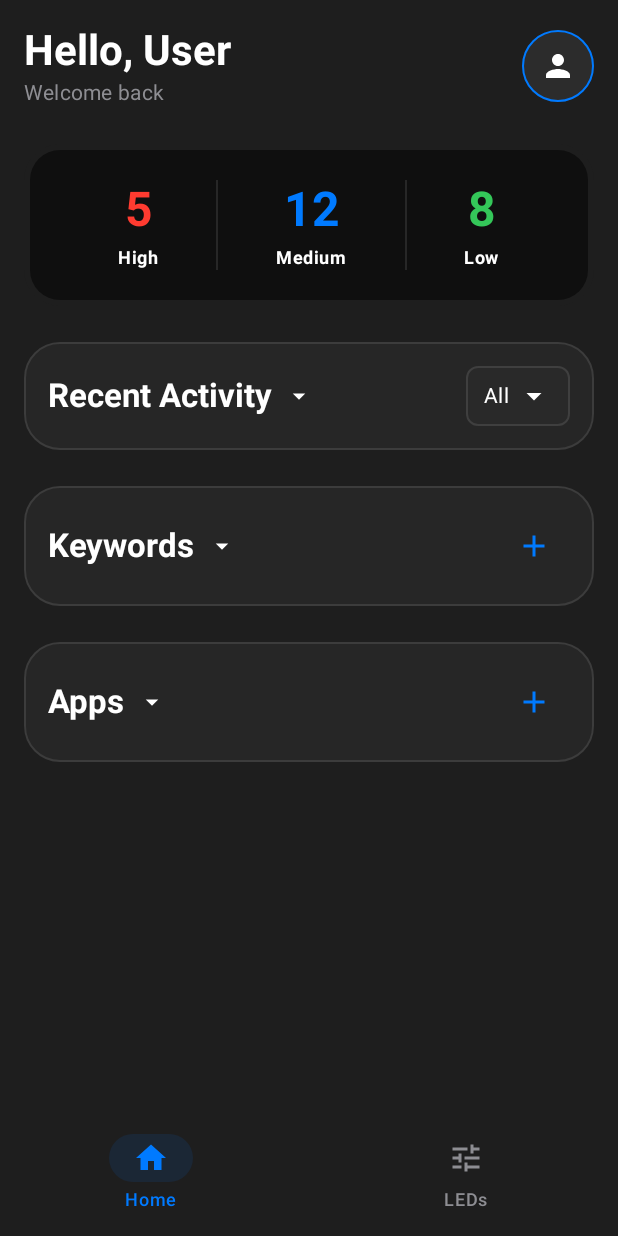
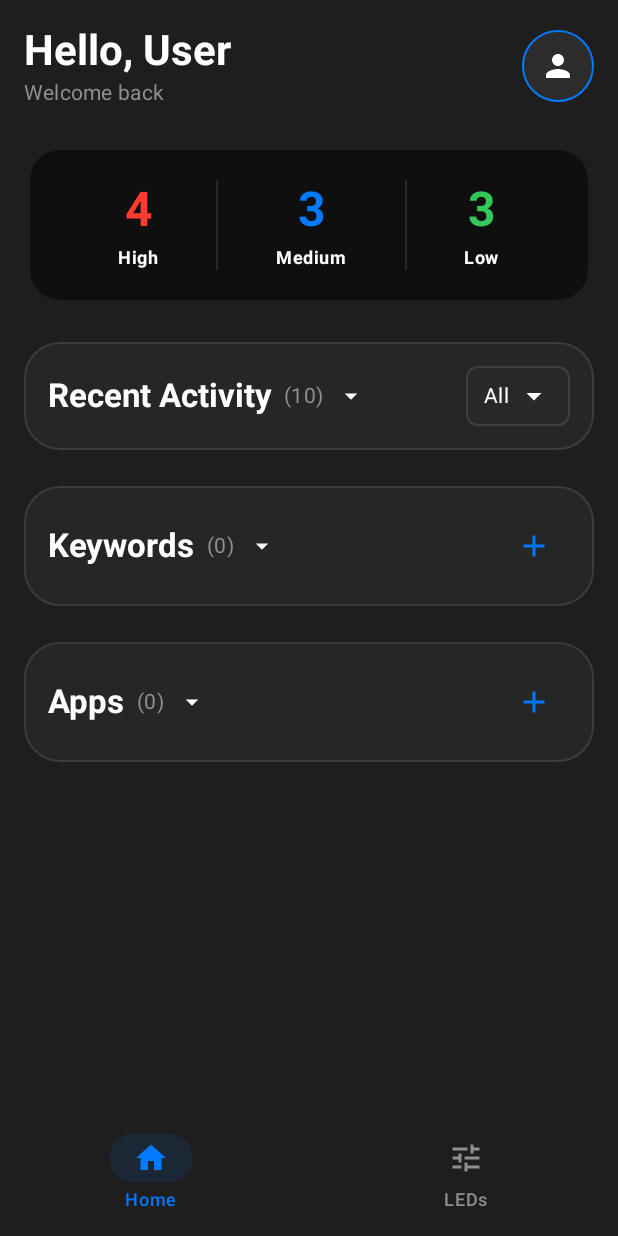
Before and after one commit to ashtonalex/glyph-glance, an Android app built with Jetpack Compose: the screen it shows after launch (MainActivity), on a phone screen of 412 x 824 dp. Run offline under Robolectric (Android 15) with nearby library versions, the phone set to English and light mode, and no system bars; our stand-ins replace Room's generated code; libraries missing offline, so code that uses them is left out: com.cactus; 3 statements that could not run were skipped.

Commit message:
feat: Update MainActivity to set a black status bar; modify SummarySection to accept notifications and display counts by priority in DashboardScreen.

```diff
--- a/composeApp/src/androidMain/kotlin/com/example/glyph_glance/MainActivity.kt
+++ b/composeApp/src/androidMain/kotlin/com/example/glyph_glance/MainActivity.kt
@@ -6,11 +6,16 @@ import androidx.activity.compose.setContent
 import androidx.activity.enableEdgeToEdge
 import androidx.compose.runtime.Composable
 import androidx.compose.ui.tooling.preview.Preview
+import androidx.core.view.WindowCompat
 
 class MainActivity : ComponentActivity() {
     override fun onCreate(savedInstanceState: Bundle?) {
         enableEdgeToEdge()
         super.onCreate(savedInstanceState)
+
+        // Make status bar black
+        WindowCompat.setDecorFitsSystemWindows(window, false)
+        window.statusBarColor = android.graphics.Color.BLACK
 
         // Initialize Cactus SDK
         com.cactus.CactusContextInitializer.initialize(this)
--- a/composeApp/src/commonMain/kotlin/com/example/glyph_glance/DashboardScreen.kt
+++ b/composeApp/src/commonMain/kotlin/com/example/glyph_glance/DashboardScreen.kt
@@ -131,7 +131,7 @@ fun DashboardScreen() {
 
         // Summary Cards
         item {
-            SummarySection()
+            SummarySection(notifications = allNotifications)
             Spacer(modifier = Modifier.height(24.dp))
         }
 
@@ -156,6 +156,12 @@ fun DashboardScreen() {
                                 style = MaterialTheme.typography.titleLarge,
                                 color = TextWhite,
                                 fontWeight = FontWeight.Bold
+                            )
+                            Spacer(modifier = Modifier.width(8.dp))
+                            Text(
+                                text = "(${filteredNotifications.size})",
+                                style = MaterialTheme.typography.bodyMedium,
+                                color = TextGrey
                             )
                             Spacer(modifier = Modifier.width(8.dp))
                             val rotationAngle by animateFloatAsState(
@@ -486,8 +492,13 @@ fun EditProfileDialog(
 }
 
 @Composable
-fun SummarySection() {
+fun SummarySection(notifications: List<ActivityNotification>) {
     val themeColors = LocalThemeColors.current
+
+    // Calculate counts by priority
+    val highCount = notifications.count { it.priority == NotificationPriority.HIGH }
+    val mediumCount = notifications.count { it.priority == NotificationPriority.MEDIUM }
+    val lowCount = notifications.count { it.priority == NotificationPriority.LOW }
 
     // Outer box with solid black background
     Box(
@@ -514,7 +525,7 @@ fun SummarySection() {
             ) {
                 // High Priority
                 PriorityCountItem(
-                    count = "5",
+                    count = highCount.toString(),
                     label = "High",
                     color = themeColors.highPriority
                 )
@@ -529,7 +540,7 @@ fun SummarySection() {
 
                 // Medium Priority
                 PriorityCountItem(
-                    count = "12",
+                    count = mediumCount.toString(),
                     label = "Medium",
                     color = themeColors.mediumPriority
                 )
@@ -544,7 +555,7 @@ fun SummarySection() {
 
                 // Low Priority
                 PriorityCountItem(
-                    count = "8",
+                    count = lowCount.toString(),
                     label = "Low",
                     color = themeColors.lowPriority
                 )
@@ -647,6 +658,12 @@ fun KeywordsSection(
                         style = MaterialTheme.typography.titleLarge,
                         color = TextWhite,
                         fontWeight = FontWeight.Bold
+                    )
+                    Spacer(modifier = Modifier.width(8.dp))
+                    Text(
+                        text = "(${keywords.size})",
+                        style = MaterialTheme.typography.bodyMedium,
+                        color = TextGrey
                     )
                     Spacer(modifier = Modifier.width(8.dp))
                     val rotationAngle by animateFloatAsState(
@@ -753,6 +770,12 @@ fun AppsSection(
                         style = MaterialTheme.typography.titleLarge,
                         color = TextWhite,
                         fontWeight = FontWeight.Bold
+                    )
+                    Spacer(modifier = Modifier.width(8.dp))
+                    Text(
+                        text = "(${appRules.size})",
+                        style = MaterialTheme.typography.bodyMedium,
+                        color = TextGrey
                     )
                     Spacer(modifier = Modifier.width(8.dp))
                     val rotationAngle by animateFloatAsState(
```
